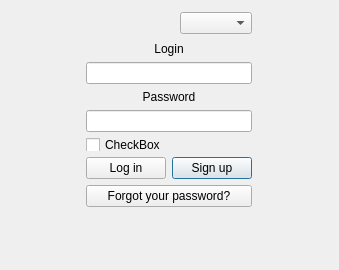
Above: sources/LoginWindow.ui from Groundy/CrackerJack before the change. Below: the same form after it.
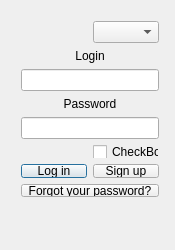
That is the form after the change.

Commit message: Poprawa wyglądu login Window i zapis języka i loginu

The edit to the form file:
```diff
--- a/sources/LoginWindow.ui
+++ b/sources/LoginWindow.ui
@@ -9,20 +9,26 @@
    <rect>
     <x>0</x>
     <y>0</y>
-    <width>339</width>
-    <height>270</height>
+    <width>175</width>
+    <height>250</height>
    </rect>
   </property>
   <property name="sizePolicy">
-   <sizepolicy hsizetype="Preferred" vsizetype="Preferred">
+   <sizepolicy hsizetype="Fixed" vsizetype="Preferred">
     <horstretch>0</horstretch>
     <verstretch>0</verstretch>
    </sizepolicy>
   </property>
+  <property name="minimumSize">
+   <size>
+    <width>175</width>
+    <height>0</height>
+   </size>
+  </property>
   <property name="maximumSize">
    <size>
-    <width>606</width>
-    <height>521</height>
+    <width>175</width>
+    <height>16777215</height>
    </size>
   </property>
   <property name="windowTitle">
@@ -31,57 +37,127 @@
   <property name="autoFillBackground">
    <bool>true</bool>
   </property>
-  <widget class="QWidget" name="widgetz">
+  <property name="sizeGripEnabled">
+   <bool>false</bool>
+  </property>
+  <property name="modal">
+   <bool>false</bool>
+  </property>
+  <widget class="QWidget" name="">
    <property name="geometry">
     <rect>
-     <x>0</x>
-     <y>0</y>
-     <width>338</width>
-     <height>269</height>
+     <x>10</x>
+     <y>10</y>
+     <width>160</width>
+     <height>236</height>
     </rect>
    </property>
-   <property name="sizePolicy">
-    <sizepolicy hsizetype="Maximum" vsizetype="Maximum">
-     <horstretch>0</horstretch>
-     <verstretch>0</verstretch>
-    </sizepolicy>
-   </property>
-   <property name="maximumSize">
-    <size>
-     <width>600</width>
-     <height>16777215</height>
-    </size>
-   </property>
-   <layout class="QGridLayout" name="gridLayout">
+   <layout class="QGridLayout" name="InterfaceLayout">
+    <item row="3" column="0" colspan="2">
+     <widget class="QLabel" name="passwordLabel">
+      <property name="layoutDirection">
+       <enum>Qt::LeftToRight</enum>
+      </property>
+      <property name="frameShadow">
+       <enum>QFrame::Plain</enum>
+      </property>
+      <property name="text">
+       <string>Password</string>
+      </property>
+      <property name="alignment">
+       <set>Qt::AlignCenter</set>
+      </property>
+     </widget>
+    </item>
+    <item row="4" column="0" colspan="2">
+     <widget class="QLineEdit" name="passwordLine">
+      <property name="inputMask">
+       <string/>
+      </property>
+      <property name="echoMode">
+       <enum>QLineEdit::Password</enum>
+      </property>
+     </widget>
+    </item>
+    <item row="5" column="1">
+     <widget class="QCheckBox" name="remeberLoginChecbox">
+      <property name="sizePolicy">
+       <sizepolicy hsizetype="Minimum" vsizetype="Maximum">
+        <horstretch>0</horstretch>
+        <verstretch>0</verstretch>
+       </sizepolicy>
+      </property>
+      <property name="maximumSize">
+       <size>
+        <width>16777215</width>
+        <height>13</height>
+       </size>
+      </property>
+      <property name="text">
+       <string>CheckBox</string>
+      </property>
+     </widget>
+    </item>
     <item row="0" column="0">
-     <layout class="QGridLayout" name="mainLayout">
-      <property name="leftMargin">
-       <number>0</number>
+     <spacer name="horizontalSpacer">
+      <property name="orientation">
+       <enum>Qt::Horizontal</enum>
       </property>
-      <property name="topMargin">
-       <number>0</number>
+      <property name="sizeHint" stdset="0">
+       <size>
+        <width>40</width>
+        <height>20</height>
+       </size>
       </property>
-      <property name="rightMargin">
-       <number>0</number>
-      </property>
-      <item row="4" column="2">
-       <spacer name="verticalSpacer">
+     </spacer>
+    </item>
+    <item row="6" column="0" colspan="2">
+     <layout class="QGridLayout" name="buttonsLayout">
+      <item row="3" column="0">
+       <spacer name="horizontalSpacer_5">
         <property name="orientation">
-         <enum>Qt::Vertical</enum>
+         <enum>Qt::Horizontal</enum>
         </property>
         <property name="sizeHint" stdset="0">
          <size>
-          <width>20</width>
+          <width>40</width>
           <height>20</height>
          </size>
         </property>
        </spacer>
       </item>
-      <item row="2" column="0" colspan="4">
+      <item row="0" column="0">
+       <widget class="QPushButton" name="logInButton">
+        <property name="text">
+         <string>Log in</string>
+        </property>
+       </widget>
+      </item>
+      <item row="0" column="1">
+       <widget class="QPushButton" name="signUPButton">
+        <property name="text">
+         <string>Sign up</string>
+        </property>
+       </widget>
+      </item>
+      <item row="1" column="0" colspan="2">
+       <widget class="QPushButton" name="forgetPassButton">
+        <property name="text">
+         <string>Forgot your password?</string>
+        </property>
+       </widget>
+      </item>
+      <item row="2" column="0" colspan="2">
        <widget class="QLabel" name="wrongPasswordLabel">
         <property name="enabled">
          <bool>true</bool>
         </property>
+        <property name="maximumSize">
+         <size>
+          <width>300</width>
+          <height>16777215</height>
+         </size>
+        </property>
         <property name="palette">
          <palette>
           <active>
@@ -211,203 +287,34 @@
         </property>
        </widget>
       </item>
-      <item row="0" column="0">
-       <spacer name="verticalSpacer_2">
-        <property name="orientation">
-         <enum>Qt::Vertical</enum>
+      <item row="3" column="1">
+       <widget class="QLabel" name="versionLabel">
+        <property name="text">
+         <string/>
         </property>
-        <property name="sizeHint" stdset="0">
-         <size>
-          <width>20</width>
-          <height>40</height>
-         </size>
+        <property name="alignment">
+         <set>Qt::AlignCenter</set>
         </property>
-       </spacer>
-      </item>
-      <item row="1" column="0">
-       <spacer name="horizontalSpacer_2">
-        <property name="orientation">
-         <enum>Qt::Horizontal</enum>
-        </property>
-        <property name="sizeHint" stdset="0">
-         <size>
-          <width>40</width>
-          <height>20</height>
-         </size>
-        </property>
-       </spacer>
-      </item>
-      <item row="3" column="0" colspan="4">
-       <layout class="QHBoxLayout" name="additionalButtonsLayout">
-        <item>
-         <spacer name="horizontalSpacer_3">
-          <property name="orientation">
-           <enum>Qt::Horizontal</enum>
-          </property>
-          <property name="sizeHint" stdset="0">
-           <size>
-            <width>40</width>
-            <height>20</height>
-           </size>
-          </property>
-         </spacer>
-        </item>
-        <item>
-         <spacer name="horizontalSpacer_5">
-          <property name="orientation">
-           <enum>Qt::Horizontal</enum>
-          </property>
-          <property name="sizeHint" stdset="0">
-           <size>
-            <width>40</width>
-            <height>20</height>
-           </size>
-          </property>
-         </spacer>
-        </item>
-        <item>
-         <widget class="QLabel" name="versionLabel">
-          <property name="text">
-           <string/>
-          </property>
-          <property name="alignment">
-           <set>Qt::AlignCenter</set>
-          </property>
-         </widget>
-        </item>
-        <item>
-         <spacer name="horizontalSpacer_4">
-          <property name="orientation">
-           <enum>Qt::Horizontal</enum>
-          </property>
-          <property name="sizeHint" stdset="0">
-           <size>
-            <width>40</width>
-            <height>20</height>
-           </size>
-          </property>
-         </spacer>
-        </item>
-       </layout>
-      </item>
-      <item row="0" column="2">
-       <widget class="QComboBox" name="laungageComboBox"/>
-      </item>
-      <item row="0" column="1">
-       <spacer name="horizontalSpacer_6">
-        <property name="orientation">
-         <enum>Qt::Horizontal</enum>
-        </property>
-        <property name="sizeHint" stdset="0">
-         <size>
-          <width>40</width>
-          <height>20</height>
-         </size>
-        </property>
-       </spacer>
-      </item>
-      <item row="1" column="1" colspan="2">
-       <layout class="QGridLayout" name="InterfaceLayout">
-        <item row="3" column="0">
-         <widget class="QLineEdit" name="passwordLine">
-          <property name="inputMask">
-           <string/>
-          </property>
-          <property name="echoMode">
-           <enum>QLineEdit::Password</enum>
-          </property>
-         </widget>
-        </item>
-        <item row="2" column="0">
-         <widget class="QLabel" name="passwordLabel">
-          <property name="layoutDirection">
-           <enum>Qt::LeftToRight</enum>
-          </property>
-          <property name="frameShadow">
-           <enum>QFrame::Plain</enum>
-          </property>
-          <property name="text">
-           <string>Password</string>
-          </property>
-          <property name="alignment">
-           <set>Qt::AlignCenter</set>
-          </property>
-         </widget>
-        </item>
-        <item row="5" column="0">
-         <layout class="QGridLayout" name="buttonsLayout">
-          <item row="0" column="1">
-           <widget class="QPushButton" name="signUPButton">
-            <property name="text">
-             <string>Sign up</string>
-            </property>
-           </widget>
-          </item>
-          <item row="0" column="0">
-           <widget class="QPushButton" name="logInButton">
-            <property name="text">
-             <string>Log in</string>
-            </property>
-           </widget>
-          </item>
-          <item row="1" column="0" colspan="2">
-           <widget class="QPushButton" name="forgetPassButton">
-            <property name="text">
-             <string>Forgot your password?</string>
-            </property>
-           </widget>
-          </item>
-         </layout>
-        </item>
-        <item row="1" column="0">
-         <widget class="QLineEdit" name="loginLine"/>
-        </item>
-        <item row="0" column="0">
-         <widget class="QLabel" name="loginLabel">
-          <property name="text">
-           <string>Login</string>
-          </property>
-          <property name="alignment">
-           <set>Qt::AlignCenter</set>
-          </property>
-         </widget>
-        </item>
-        <item row="4" column="0">
-         <widget class="QCheckBox" name="remeberLoginChecbox">
-          <property name="sizePolicy">
-           <sizepolicy hsizetype="Minimum" vsizetype="Maximum">
-            <horstretch>0</horstretch>
-            <verstretch>0</verstretch>
-           </sizepolicy>
-          </property>
-          <property name="maximumSize">
-           <size>
-            <width>16777215</width>
-            <height>13</height>
-           </size>
-          </property>
-          <property name="text">
-           <string>CheckBox</string>
-          </property>
-         </widget>
-        </item>
-       </layout>
-      </item>
-      <item row="0" column="3" rowspan="2">
-       <spacer name="horizontalSpacer">
-        <property name="orientation">
-         <enum>Qt::Horizontal</enum>
-        </property>
-        <property name="sizeHint" stdset="0">
-         <size>
-          <width>40</width>
-          <height>20</height>
-         </size>
-        </property>
-       </spacer>
+       </widget>
       </item>
      </layout>
     </item>
+    <item row="1" column="0" colspan="2">
+     <widget class="QLabel" name="loginLabel">
+      <property name="text">
+       <string>Login</string>
+      </property>
+      <property name="alignment">
+       <set>Qt::AlignCenter</set>
+      </property>
+     </widget>
+    </item>
+    <item row="2" column="0" colspan="2">
+     <widget class="QLineEdit" name="loginLine"/>
+    </item>
+    <item row="0" column="1">
+     <widget class="QComboBox" name="laungageComboBox"/>
+    </item>
    </layout>
   </widget>
  </widget>
```
The commit also changes 5 other files.
